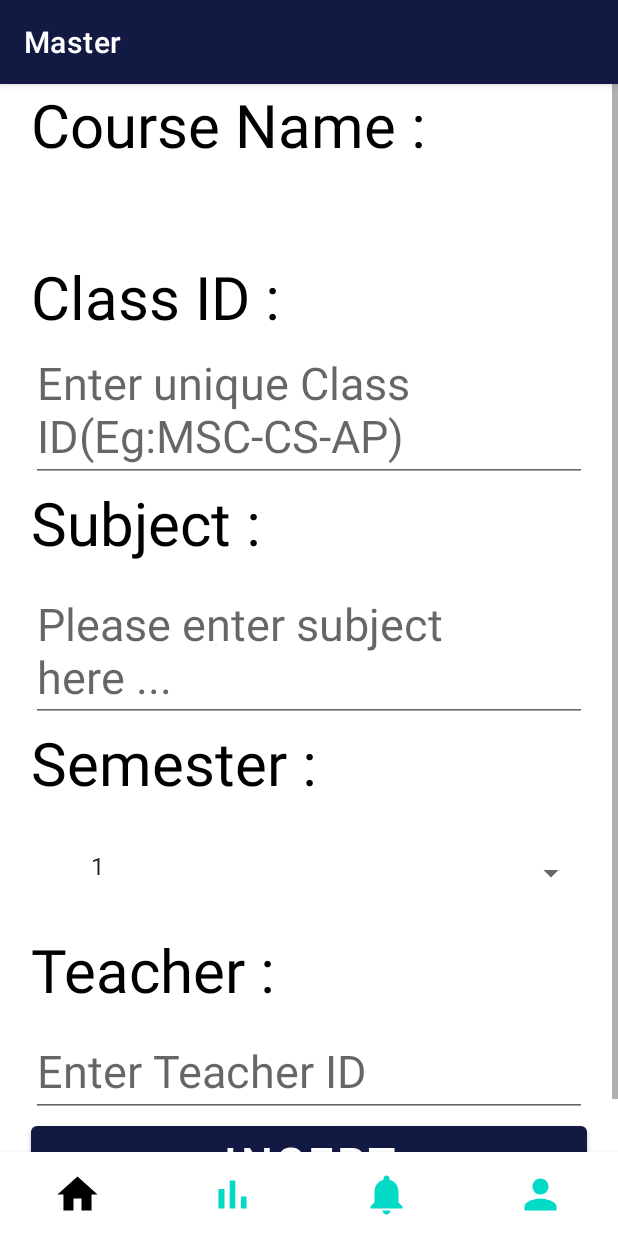
After one commit to edgeDancer256/AttendanceTracker, an Android app: the fragment AddClass placed in its activity, on a phone screen of 412 x 824 dp. The commit adds this screen. Run offline under Robolectric (Android 15) with nearby library versions, the phone set to English and light mode, and no system bars; 1 statement that could not run was skipped.

Commit message:
Add Class

```diff
--- /dev/null
+++ b/app/src/main/java/com/nazgul/attendancetracker/MasterFragments/AddClass.java
@@ -0,0 +1,123 @@
+package com.nazgul.attendancetracker.MasterFragments;
+
+import android.os.Bundle;
+
+import androidx.annotation.NonNull;
+import androidx.annotation.Nullable;
+import androidx.fragment.app.Fragment;
+import androidx.fragment.app.FragmentManager;
+
+import android.view.LayoutInflater;
+import android.view.View;
+import android.view.ViewGroup;
+import android.widget.AdapterView;
+import android.widget.ArrayAdapter;
+import android.widget.Button;
+import android.widget.EditText;
+import android.widget.ExpandableListView;
+import android.widget.ListView;
+import android.widget.Spinner;
+import android.widget.TextView;
+import android.widget.Toast;
+
+import com.nazgul.attendancetracker.MasterFragments.ClassList.InsertClass;
+import com.nazgul.attendancetracker.R;
+
+import java.util.Arrays;
+import java.util.List;
+import java.util.Objects;
+
+import kotlin.collections.ArrayDeque;
+
+
+public class AddClass extends Fragment {
+
+    //Credentials for server access
+    //edgeDancer
+    private static final String url = "http://192.168.0.105/att_tracker/add_class.php";
+    //l1ght
+    //private static final String url = "http://192.168.1.19/att_tracker/add_class.php";
+    //College
+    //private static final String url = "http://192.168.0.140/att_tracker/add_class.php";
+
+    String course_id;
+    String cName;
+    String semester;
+    String subject;
+    String teacher_id;
+
+    TextView tv1;
+    EditText class_id;
+    EditText class_subject;
+    EditText class_teacher_id;
+    Spinner lv1;
+    Button insert_class;
+
+    @Override
+    public View onCreateView(LayoutInflater inflater, ViewGroup container,
+                             Bundle savedInstanceState) {
+
+        assert this.getArguments() != null;
+        cName = this.getArguments().getString("course_name");
+
+        // Inflate the layout for this fragment
+        View v = inflater.inflate(R.layout.fragment_add_class, container, false);
+
+        return v;
+    }
+
+    @Override
+    public void onViewCreated(@NonNull View view, @Nullable Bundle savedInstanceState) {
+
+        tv1 = view.findViewById(R.id.add_class_course_name);
+        class_id = view.findViewById(R.id.add_class_id_text);
+        class_subject = view.findViewById(R.id.add_class_sub_name);
+        class_teacher_id = view.findViewById(R.id.add_class_teacher_id);
+
+        tv1.setText(cName);
+
+        lv1 = view.findViewById(R.id.add_class_semester_spinner);
+
+        String[] list = new String[] {
+                "1", "2", "3", "4", "5", "6"
+        };
+
+        List<String> l1 = new ArrayDeque<String>(Arrays.asList(list));
+
+        ArrayAdapter<String> ap = new ArrayAdapter<String>(getContext(), android.R.layout.simple_expandable_list_item_1, l1);
+
+        lv1.setAdapter(ap);
+
+        lv1.setOnItemSelectedListener(new AdapterView.OnItemSelectedListener() {
+            @Override
+            public void onItemSelected(AdapterView<?> adapterView, View view, int i, long l) {
+                semester = (String) adapterView.getItemAtPosition(i);
+                Toast.makeText(getContext(),  ""+semester, Toast.LENGTH_SHORT).show();
+            }
+
+            @Override
+            public void onNothingSelected(AdapterView<?> adapterView) {
+                Toast.makeText(getContext(), "Nothing selected yet", Toast.LENGTH_SHORT).show();
+            }
+        });
+
+
+        insert_class = view.findViewById(R.id.add_class_insert);
+        insert_class.setOnClickListener(new View.OnClickListener() {
+            @Override
+            public void onClick(View view) {
+
+                course_id = class_id.getText().toString();
+                subject = class_subject.getText().toString();
+                teacher_id = class_teacher_id.getText().toString();
+
+                ClassList cl = new ClassList();
+
+                cl.new InsertClass().execute(url, course_id, cName, semester, subject, teacher_id);
+
+                requireActivity().getSupportFragmentManager().popBackStack();
+            }
+        });
+
+    }
+}
--- a/app/src/main/res/layout/class_info.xml
+++ b/app/src/main/res/layout/class_info.xml
@@ -5,6 +5,8 @@
     xmlns:app="http://schemas.android.com/apk/res-auto"
     app:cardCornerRadius="15dp"
     app:cardUseCompatPadding="true"
+    android:clickable="true"
+    android:foreground="?android:attr/selectableItemBackground"
     >
 
     <RelativeLayout
--- /dev/null
+++ b/app/src/main/res/layout/fragment_add_class.xml
@@ -0,0 +1,175 @@
+<?xml version="1.0" encoding="utf-8"?>
+<FrameLayout xmlns:android="http://schemas.android.com/apk/res/android"
+    xmlns:app="http://schemas.android.com/apk/res-auto"
+    xmlns:tools="http://schemas.android.com/tools"
+    android:layout_width="match_parent"
+    android:layout_height="match_parent"
+    tools:context=".MasterFragments.AddClass">
+
+    <!-- TODO: Update blank fragment layout -->
+    <ScrollView
+        android:layout_width="match_parent"
+        android:layout_height="match_parent">
+
+        <androidx.constraintlayout.widget.ConstraintLayout
+            android:layout_width="match_parent"
+            android:layout_height="wrap_content">
+
+
+            <TextView
+                android:id="@+id/course_name"
+                android:layout_width="0dp"
+                android:layout_height="wrap_content"
+                android:paddingBottom="10dp"
+                android:text="Course Name : "
+                android:textColor="@color/black"
+                android:textSize="40sp"
+                app:layout_constraintBottom_toTopOf="@id/add_class_course_name"
+                app:layout_constraintEnd_toEndOf="@id/add_class_gld2"
+                app:layout_constraintStart_toStartOf="@id/add_class_gld1"
+                app:layout_constraintTop_toTopOf="parent"
+                app:layout_constraintVertical_chainStyle="spread_inside" />
+
+            <TextView
+                android:id="@+id/add_class_course_name"
+                android:layout_width="0dp"
+                android:layout_height="wrap_content"
+                android:paddingBottom="10dp"
+                android:textColor="@color/black"
+                android:textSize="30sp"
+                app:layout_constraintBottom_toTopOf="@id/add_class_subject"
+                app:layout_constraintEnd_toEndOf="@id/add_class_gld2"
+                app:layout_constraintStart_toStartOf="@id/add_class_gld1"
+                app:layout_constraintTop_toBottomOf="@id/course_name" />
+
+            <TextView
+                android:id="@+id/add_class_id"
+                android:layout_width="0dp"
+                android:layout_height="wrap_content"
+                android:text="Class ID :"
+                android:textColor="@color/black"
+                android:textSize="40sp"
+                app:layout_constraintBottom_toTopOf="@id/add_class_id_text"
+                app:layout_constraintEnd_toEndOf="@id/add_class_gld2"
+                app:layout_constraintStart_toStartOf="@id/add_class_gld1"
+                app:layout_constraintTop_toBottomOf="@id/add_class_course_name" />
+
+            <EditText
+                android:id="@+id/add_class_id_text"
+                android:layout_width="0dp"
+                android:layout_height="wrap_content"
+                android:hint="Enter unique Class ID(Eg:MSC-CS-AP)"
+                android:textColor="@color/black"
+                android:textSize="30sp"
+                app:layout_constraintBottom_toTopOf="@id/add_class_subject"
+                app:layout_constraintEnd_toEndOf="@id/add_class_gld2"
+                app:layout_constraintStart_toStartOf="@id/add_class_gld1"
+                app:layout_constraintTop_toBottomOf="@id/add_class_id" />
+
+            <TextView
+                android:id="@+id/add_class_subject"
+                android:layout_width="0dp"
+                android:layout_height="wrap_content"
+                android:paddingBottom="10dp"
+                android:text="Subject :"
+                android:textColor="@color/black"
+                android:textSize="40sp"
+                app:layout_constraintBottom_toTopOf="@id/add_class_sub_name"
+                app:layout_constraintEnd_toEndOf="@id/add_class_gld2"
+                app:layout_constraintStart_toStartOf="@id/add_class_gld1"
+                app:layout_constraintTop_toBottomOf="@id/add_class_id_text" />
+
+            <EditText
+                android:id="@+id/add_class_sub_name"
+                android:layout_width="0dp"
+                android:layout_height="wrap_content"
+                android:hint="Please enter subject here ..."
+                android:paddingBottom="10dp"
+                android:textColor="@color/black"
+                android:textSize="30sp"
+                app:layout_constraintBottom_toTopOf="@id/add_class_semester"
+                app:layout_constraintEnd_toEndOf="@id/add_class_gld2"
+                app:layout_constraintStart_toStartOf="@id/add_class_gld1"
+                app:layout_constraintTop_toBottomOf="@id/add_class_subject" />
+
+            <TextView
+                android:id="@+id/add_class_semester"
+                android:layout_width="0dp"
+                android:layout_height="wrap_content"
+                android:paddingBottom="10dp"
+                android:text="Semester :"
+                android:textColor="@color/black"
+                android:textSize="40sp"
+                app:layout_constraintBottom_toTopOf="@id/add_class_semester_spinner"
+                app:layout_constraintEnd_toEndOf="@id/add_class_gld2"
+                app:layout_constraintStart_toStartOf="@id/add_class_gld1"
+                app:layout_constraintTop_toBottomOf="@id/add_class_sub_name" />
+
+            <Spinner
+                android:id="@+id/add_class_semester_spinner"
+                android:layout_width="0dp"
+                android:layout_height="wrap_content"
+                android:paddingBottom="10dp"
+                android:scrollbarSize="50sp"
+                app:layout_constraintBottom_toTopOf="@id/add_class_teacher"
+                app:layout_constraintEnd_toEndOf="@id/add_class_gld2"
+                app:layout_constraintStart_toStartOf="@id/add_class_gld1"
+                app:layout_constraintTop_toBottomOf="@id/add_class_semester" />
+
+            <TextView
+                android:id="@+id/add_class_teacher"
+                android:layout_width="0dp"
+                android:layout_height="wrap_content"
+                android:paddingBottom="10dp"
+                android:text="Teacher :"
+                android:textColor="@color/black"
+                android:textSize="40sp"
+                app:layout_constraintBottom_toTopOf="@id/add_class_teacher_id"
+                app:layout_constraintEnd_toEndOf="@id/add_class_gld2"
+                app:layout_constraintStart_toStartOf="@id/add_class_gld1"
+                app:layout_constraintTop_toBottomOf="@id/add_class_semester_spinner" />
+
+            <EditText
+                android:id="@+id/add_class_teacher_id"
+                android:layout_width="0dp"
+                android:layout_height="wrap_content"
+                android:hint="Enter Teacher ID"
+                android:textSize="30sp"
+                app:layout_constraintBottom_toTopOf="@+id/add_class_insert"
+                app:layout_constraintEnd_toEndOf="@id/add_class_gld2"
+                app:layout_constraintStart_toStartOf="@id/add_class_gld1"
+                app:layout_constraintTop_toBottomOf="@id/add_class_teacher" />
+
+            <Button
+                android:id="@+id/add_class_insert"
+                android:layout_width="0dp"
+                android:layout_height="wrap_content"
+                android:text="Insert"
+                android:textSize="30sp"
+                app:layout_constraintBottom_toBottomOf="parent"
+                app:layout_constraintEnd_toEndOf="@id/add_class_gld2"
+                app:layout_constraintStart_toStartOf="@id/add_class_gld1"
+                app:layout_constraintTop_toBottomOf="@id/add_class_teacher_id" />
+
+            <androidx.constraintlayout.widget.Guideline
+                android:id="@+id/add_class_gld1"
+                android:layout_width="wrap_content"
+                android:layout_height="wrap_content"
+                android:orientation="vertical"
+                app:layout_constraintGuide_percent="0.05" />
+
+            <androidx.constraintlayout.widget.Guideline
+                android:id="@+id/add_class_gld2"
+                android:layout_width="wrap_content"
+                android:layout_height="wrap_content"
+                android:orientation="vertical"
+                app:layout_constraintGuide_percent="0.95" />
+
+        </androidx.constraintlayout.widget.ConstraintLayout>
+
+
+
+
+    </ScrollView>
+
+</FrameLayout>
--- a/app/src/main/res/layout/fragment_class_list.xml
+++ b/app/src/main/res/layout/fragment_class_list.xml
@@ -14,6 +14,8 @@
         android:layout_height="match_parent"
         android:scrollbars="vertical"
         android:padding="4dp"
+        android:layout_alignParentTop="true"
+        android:layout_above="@+id/add_class"
         android:background="@android:color/white"
         />
 
@@ -23,7 +25,7 @@
         android:layout_height="wrap_content"
         android:text="@string/add_class"
         android:layout_alignParentBottom="true"
-        android:padding="14dp"
+        android:padding="10dp"
         android:layout_margin="40dp"
         />
 
--- a/build.gradle
+++ b/build.gradle
@@ -5,15 +5,15 @@ buildscript {
         jcenter()
     }
     dependencies {
-        classpath 'com.android.tools.build:gradle:7.2.1'
+        classpath 'com.android.tools.build:gradle:7.2.2'
         classpath 'com.google.gms:google-services:4.3.10'
     }
 }
 
 
 plugins {
-    id 'com.android.application' version '7.2.1' apply false
-    id 'com.android.library' version '7.2.1' apply false
+    id 'com.android.application' version '7.2.2' apply false
+    id 'com.android.library' version '7.2.2' apply false
 }
 
 
```
Also changed, not shown: app/src/main/java/com/nazgul/attendancetracker/ClassInfoAdapter.java (+20 -5 lines), app/src/main/java/com/nazgul/attendancetracker/MasterFragments/ClassList.java (+90 -8 lines), 1 other file.
